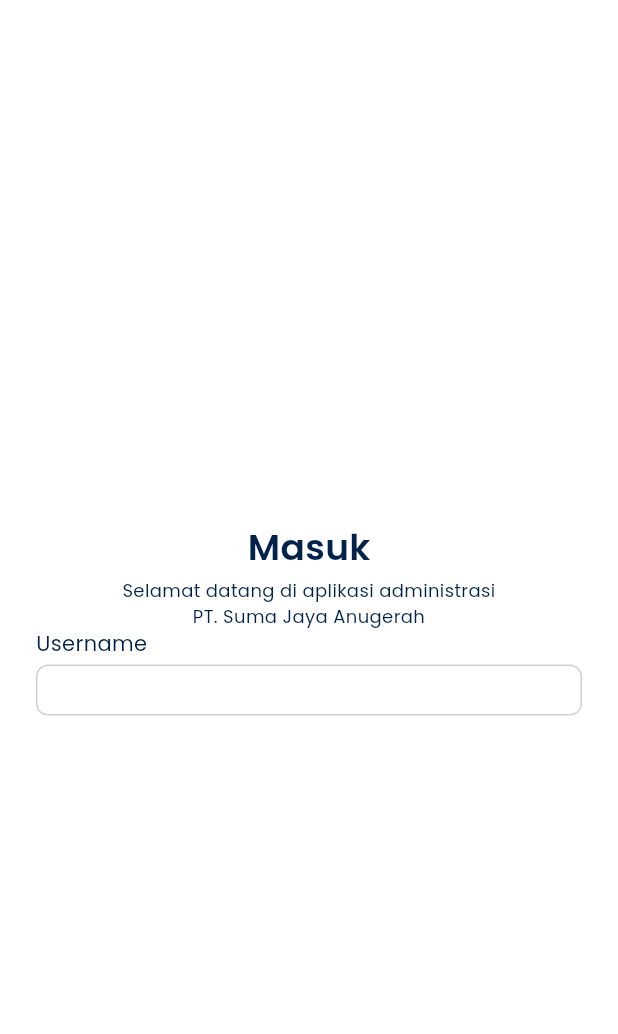
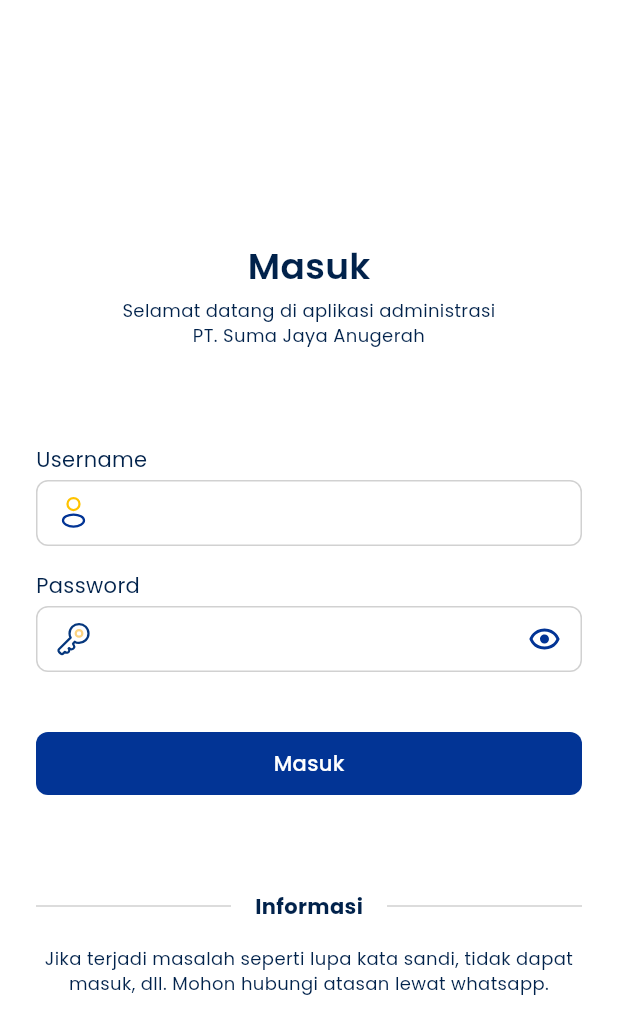
Before and after one commit to SenjaKids/POS-SumaJayaAnugerah, a Flutter app: the screen it shows after launch, on a phone screen of 412 x 824 dp. Shown: the top 1034 px of the screen. Run offline on Flutter 3.47's test engine with Material 3 defaults, Android fonts, the phone set to English and light mode, and no system bars; our stand-ins replace flutter_svg.

Commit message:
feat: Create login page UI

```diff
--- a/lib/features/Auth/presentation/pages/login.dart
+++ b/lib/features/Auth/presentation/pages/login.dart
@@ -1,6 +1,7 @@
 import 'package:flutter/material.dart';
 import 'package:suma_jaya_anugerah/features/shared/theme/app_color.dart';
 import 'package:suma_jaya_anugerah/features/shared/theme/app_text_style.dart';
+import 'package:suma_jaya_anugerah/features/shared/widgets/sja_button.dart';
 import 'package:suma_jaya_anugerah/features/shared/widgets/sja_textfield.dart';
 
 class LoginPage extends StatelessWidget {
@@ -31,15 +32,58 @@
                   ),
                 ],
               ),
-              //Form
-              Column(
+              const SizedBox(height: 64),
+              //FORM LOGIN
+              const Column(
                 children: [
                   SJATextField(
                     variant: SJATextFieldType.iconInside,
                     label: 'Username',
+                    prefixIcon: 'user',
+                  ),
+                  SizedBox(height: 16),
+                  SJATextField(
+                    variant: SJATextFieldType.password,
+                    label: 'Password',
+                  ),
+                  SizedBox(height: 40),
+                  SJAButton(label: 'Masuk'),
+                ],
+              ),
+              const SizedBox(height: 64),
+              //INFORMASI LUPA SANDI
+              Column(
+                children: [
+                  Row(
+                    children: [
+                      Expanded(
+                        child: Divider(
+                          color: AppColor.grey_2,
+                          height: 1,
+                        ),
+                      ),
+                      const SizedBox(width: 16),
+                      Text(
+                        'Informasi',
+                        style: SJATextStyle.titleS(),
+                      ),
+                      const SizedBox(width: 16),
+                      Expanded(
+                        child: Divider(
+                          color: AppColor.grey_2,
+                          height: 1,
+                        ),
+                      ),
+                    ],
+                  ),
+                  const SizedBox(height: 16),
+                  Text(
+                    'Jika terjadi masalah seperti lupa kata sandi, tidak dapat masuk, dll. Mohon hubungi atasan lewat whatsapp.',
+                    textAlign: TextAlign.center,
+                    style: SJATextStyle.bodyS(),
                   ),
                 ],
-              )
+              ),
             ],
           ),
         ),
--- /dev/null
+++ b/lib/features/shared/widgets/sja_button.dart
@@ -0,0 +1,42 @@
+import 'package:flutter/material.dart';
+import 'package:suma_jaya_anugerah/features/shared/theme/app_color.dart';
+import 'package:suma_jaya_anugerah/features/shared/theme/app_text_style.dart';
+
+class SJAButton extends StatelessWidget {
+  final String label;
+  final SJAButtonStyle? type;
+  const SJAButton({super.key, required this.label, this.type});
+
+  @override
+  Widget build(BuildContext context) {
+    late Color color;
+
+    if (type == SJAButtonStyle.disabled) {
+      color = AppColor.grey_1;
+    } else if (type == SJAButtonStyle.warning) {
+      color = AppColor.red;
+    } else {
+      color = AppColor.blue_2;
+    }
+
+    return Container(
+      alignment: Alignment.center,
+      height: 42,
+      decoration: BoxDecoration(
+        color: color,
+        borderRadius: BorderRadius.circular(8),
+      ),
+      width: double.maxFinite,
+      child: Text(
+        label,
+        style: SJATextStyle.subheadM(color: AppColor.white),
+      ),
+    );
+  }
+}
+
+enum SJAButtonStyle {
+  regular,
+  disabled,
+  warning,
+}
--- a/lib/features/shared/widgets/sja_textfield.dart
+++ b/lib/features/shared/widgets/sja_textfield.dart
@@ -1,81 +1,148 @@
 import 'package:flutter/material.dart';
+import 'package:flutter_svg/svg.dart';
 import 'package:suma_jaya_anugerah/features/shared/theme/app_color.dart';
 import 'package:suma_jaya_anugerah/features/shared/theme/app_text_style.dart';
 
-class SJATextField extends StatelessWidget {
+class SJATextField extends StatefulWidget {
   final String? label;
+  final String? prefixIcon;
   final SJATextFieldType? variant;
-  const SJATextField({super.key, this.label, this.variant});
+  const SJATextField({
+    super.key,
+    this.label,
+    this.variant,
+    this.prefixIcon,
+  });
 
+  @override
+  State<SJATextField> createState() => _SJATextFieldState();
+}
+
+class _SJATextFieldState extends State<SJATextField> {
+  bool showPassword = false;
   @override
   Widget build(BuildContext context) {
     late Widget textfield;
 
-    if (variant == SJATextFieldType.iconInside) {
+    void toggleShowPassword() {
+      setState(() {
+        showPassword = !showPassword;
+      });
+    }
+
+    if (widget.variant == SJATextFieldType.iconInside) {
       textfield = Column(
         crossAxisAlignment: CrossAxisAlignment.start,
         children: [
-          label != null
+          widget.label != null
               ? Text(
-                  label ?? '',
+                  widget.label ?? '',
                   style: SJATextStyle.bodyM(),
                 )
               : const SizedBox(),
           const SizedBox(height: 4),
-          TextField(
-            style: SJATextStyle.bodyS(),
-            decoration: InputDecoration(
-              // prefixIcon: ,
-              isDense: true,
-              contentPadding: const EdgeInsets.symmetric(
+          Container(
+            padding: const EdgeInsets.symmetric(
               horizontal: 12,
               vertical: 8,
             ),
-              border: OutlineInputBorder(
+            decoration: BoxDecoration(
               borderRadius: BorderRadius.circular(8),
-                borderSide: BorderSide(
+              border: Border.all(
                 width: 1,
                 strokeAlign: BorderSide.strokeAlignInside,
                 color: AppColor.grey_2,
               ),
             ),
-              errorBorder: OutlineInputBorder(
+            child: Row(
+              children: [
+                widget.prefixIcon == null
+                    ? const SizedBox()
+                    : SvgPicture.asset(
+                        'assets/icons/ic-${widget.prefixIcon}.svg',
+                        width: 24,
+                        height: 24,
+                      ),
+                const SizedBox(width: 8),
+                Expanded(
+                  child: TextField(
+                    style: SJATextStyle.bodyS(),
+                    decoration: const InputDecoration(
+                      isDense: true,
+                      border: InputBorder.none,
+                    ),
+                    autocorrect: false,
+                    enableSuggestions: false,
+                  ),
+                ),
+              ],
+            ),
+          ),
+        ],
+      );
+    } else if (widget.variant == SJATextFieldType.password) {
+      textfield = Column(
+        crossAxisAlignment: CrossAxisAlignment.start,
+        children: [
+          widget.label != null
+              ? Text(
+                  widget.label ?? '',
+                  style: SJATextStyle.bodyM(),
+                )
+              : const SizedBox(),
+          const SizedBox(height: 4),
+          Container(
+            padding: const EdgeInsets.symmetric(
+              horizontal: 12,
+              vertical: 8,
+            ),
+            decoration: BoxDecoration(
               borderRadius: BorderRadius.circular(8),
-                borderSide: BorderSide(
+              border: Border.all(
                 width: 1,
                 strokeAlign: BorderSide.strokeAlignInside,
                 color: AppColor.grey_2,
               ),
             ),
-              enabledBorder: OutlineInputBorder(
-                borderRadius: BorderRadius.circular(8),
-                borderSide: BorderSide(
-                  width: 1,
-                  strokeAlign: BorderSide.strokeAlignInside,
-                  color: AppColor.grey_2,
+            child: Row(
+              children: [
+                SvgPicture.asset(
+                  'assets/icons/ic-password.svg',
+                  width: 24,
+                  height: 24,
+                ),
+                const SizedBox(width: 8),
+                Expanded(
+                  child: TextField(
+                    obscureText: showPassword,
+                    style: SJATextStyle.bodyS(),
+                    decoration: const InputDecoration(
+                      isDense: true,
+                      border: InputBorder.none,
+                    ),
+                    autocorrect: false,
+                    enableSuggestions: false,
                   ),
                 ),
-              focusedBorder: OutlineInputBorder(
-                borderRadius: BorderRadius.circular(8),
-                borderSide: BorderSide(
-                  width: 1,
-                  strokeAlign: BorderSide.strokeAlignInside,
-                  color: AppColor.grey_2,
+                const SizedBox(width: 8),
+                GestureDetector(
+                  onTap: () {
+                    toggleShowPassword();
+                  },
+                  child: SvgPicture.asset(
+                    'assets/icons/ic-${!showPassword ? 'show' : 'hide'}.svg',
+                    width: 24,
+                    height: 24,
                   ),
                 ),
-              disabledBorder: OutlineInputBorder(
-                borderRadius: BorderRadius.circular(8),
-                borderSide: BorderSide(
-                  width: 1,
-                  strokeAlign: BorderSide.strokeAlignInside,
-                  color: AppColor.grey_2,
-                ),
-              ),
+              ],
             ),
           ),
         ],
       );
-    } else {}
+    } else {
+      //TODO: INSIDE ICON TEXTFIELD VARIANT
+    }
 
     return textfield;
   }
@@ -84,4 +151,5 @@
 enum SJATextFieldType {
   iconInside,
   iconOutside,
+  password,
 }
```
Lines whose indentation alone changed are shown as unchanged.
